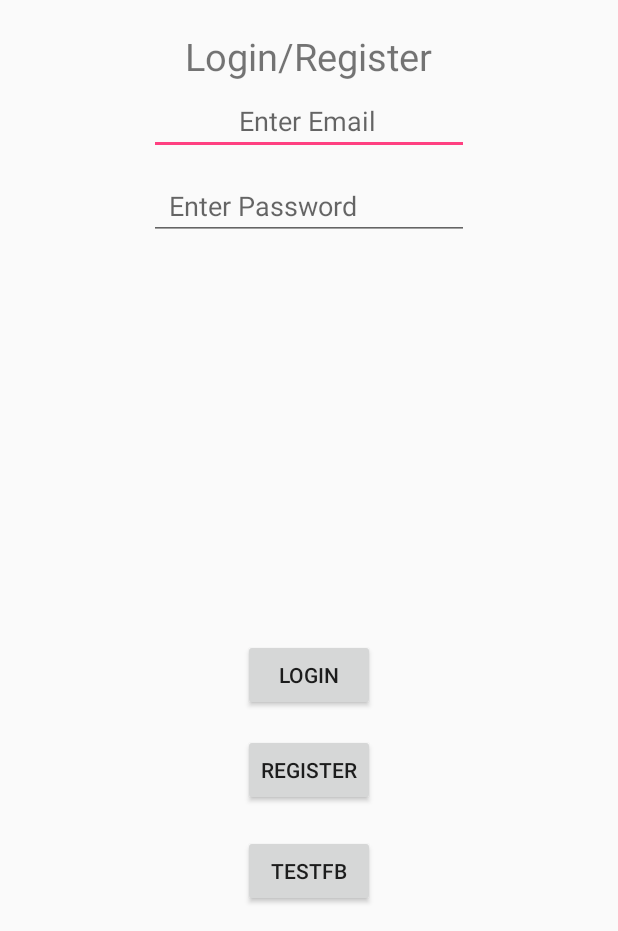
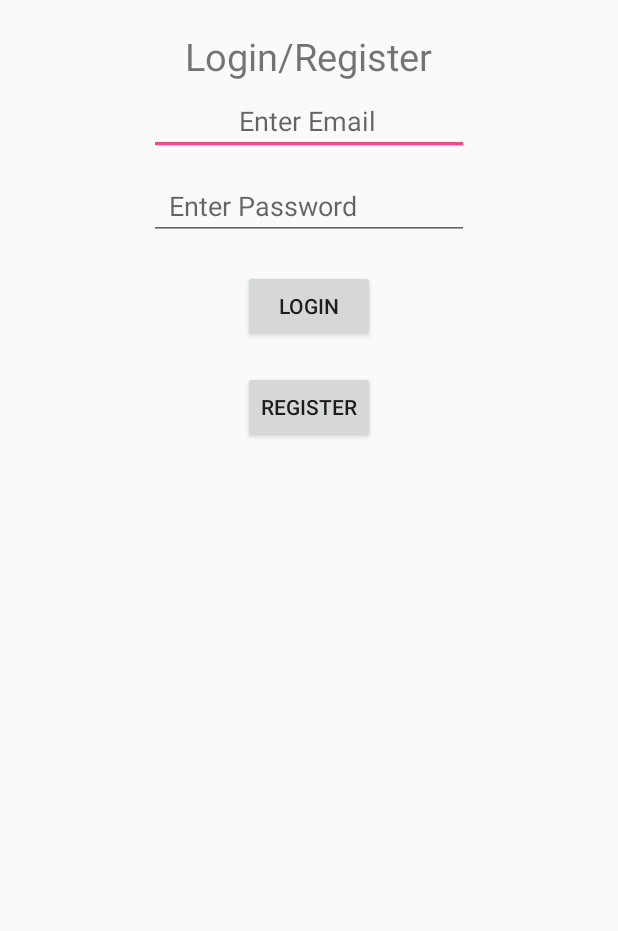
Before and after one commit to Vrezhg/Cartly-Android, an Android app: the screen it shows after launch (MainActivity), on a phone screen of 412 x 824 dp, the part 305-1236 px from its top. Run offline under Robolectric (Android 15) with nearby library versions, the phone set to English and light mode, and no system bars; our stand-ins replace Firebase (no records; nobody signed in at launch, a user with empty details on screens opened directly).

```diff
--- a/MapTest/app/src/main/res/layout/activity_main.xml
+++ b/MapTest/app/src/main/res/layout/activity_main.xml
@@ -11,24 +11,6 @@
     android:paddingTop="@dimen/activity_vertical_margin"
     tools:context="com.example.jingjie.carly.MainActivity">
 
-
-    <Button
-        android:text="Register"
-        android:layout_width="wrap_content"
-        android:layout_height="wrap_content"
-        android:id="@+id/registerBtn"
-        android:layout_above="@+id/testFB"
-        android:layout_centerHorizontal="true"
-        android:layout_marginBottom="19dp"/>
-
-    <Button
-        android:text="TestFB"
-        android:layout_width="wrap_content"
-        android:layout_height="wrap_content"
-        android:id="@+id/testFB"
-        android:layout_alignParentBottom="true"
-        android:layout_alignLeft="@+id/registerBtn"
-        android:layout_alignStart="@+id/registerBtn"/>
 
     <TextView
         android:id="@+id/LogTV"
@@ -78,11 +60,20 @@
         android:text="Login"
         android:layout_width="wrap_content"
         android:layout_height="wrap_content"
-        android:layout_marginBottom="15dp"
         android:id="@+id/LoginBtn"
-        android:layout_above="@+id/registerBtn"
+        android:layout_below="@+id/etPassword"
         android:layout_alignLeft="@+id/registerBtn"
-        android:layout_alignStart="@+id/registerBtn"/>
+        android:layout_alignStart="@+id/registerBtn"
+        android:layout_marginTop="20dp"/>
+
+    <Button
+        android:text="Register"
+        android:layout_width="wrap_content"
+        android:layout_height="wrap_content"
+        android:id="@+id/registerBtn"
+        android:layout_below="@+id/LoginBtn"
+        android:layout_centerHorizontal="true"
+        android:layout_marginTop="19dp"/>
 
 
 </RelativeLayout>
```
Also changed, not shown: MapTest/app/src/main/java/com/example/jingjie/carly/MapsActivity.java (+51 -3 lines), 1 other file.
